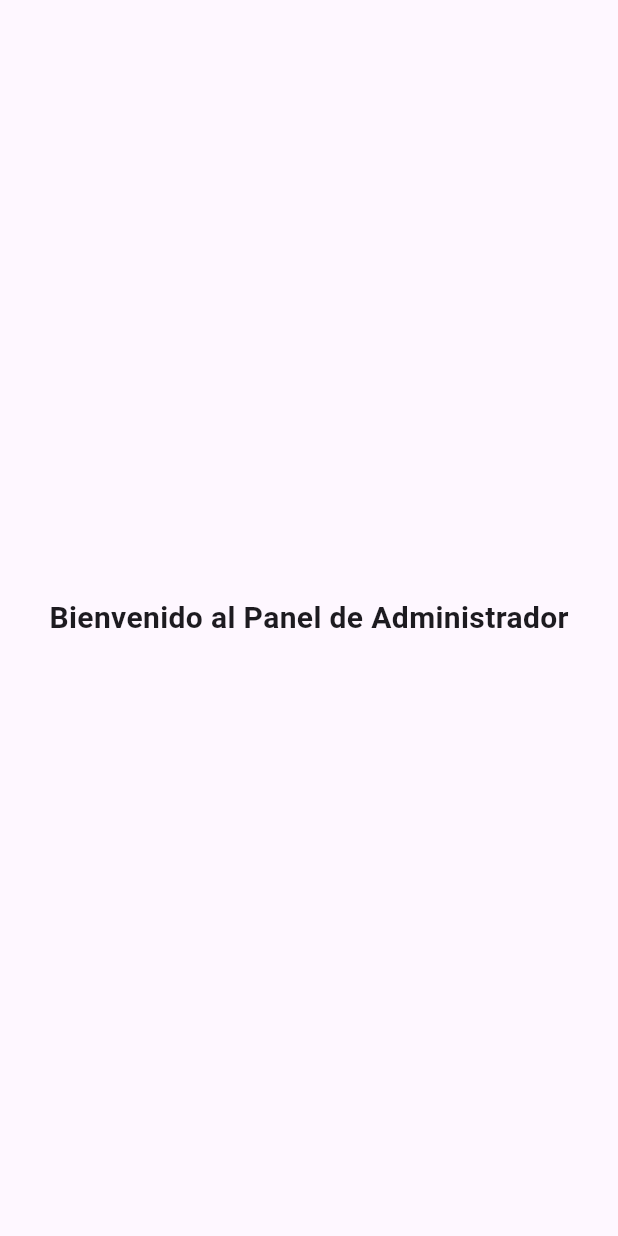
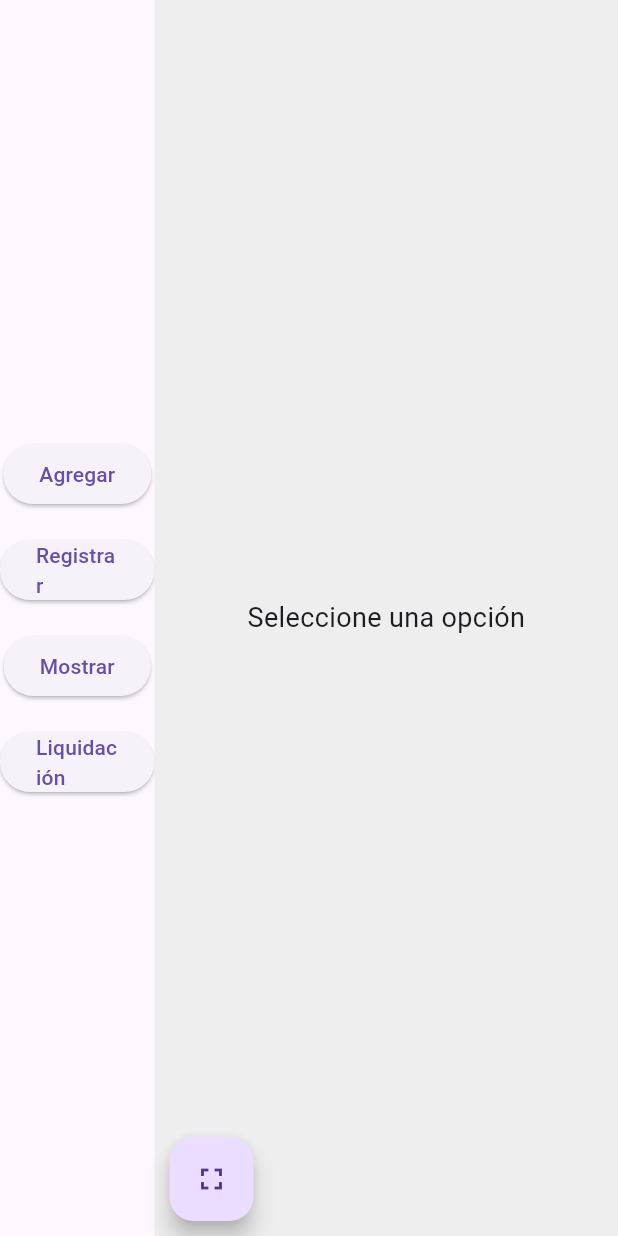
Before and after one commit to desarrolloProgramacion/desarrollo_v1, a Flutter app: the managerPage screen opened directly, on a phone screen of 412 x 824 dp. Run offline on Flutter 3.47's test engine with Material 3 defaults, Android fonts, the phone set to English and light mode, and no system bars.

Commit message:
it was configurated the page ManagerPage

```diff
--- a/lib/ui/Login/Manager/ProfileUser.dart
+++ b/lib/ui/Login/Manager/ProfileUser.dart
@@ -1,4 +1,5 @@
 import 'package:flutter/material.dart';
+import 'package:smartmilk/ui/MainPage/MangerPage/ManagerPage.dart';
 
 import '../../../utils/Colors.dart';
 
@@ -69,7 +70,11 @@ class AdminPage extends StatelessWidget {
                 const SizedBox(height: 20),
                 ElevatedButton(
                   onPressed: () {
-                    Navigator.pushReplacementNamed(context, '/managerPage');
+                    Navigator.pushReplacement(
+                    context,
+                    MaterialPageRoute(builder: (context) => const managerPage()),
+                  );
+
                   },
                   child: const Text('Iniciar sesión'),
                 ),
--- a/lib/ui/MainPage/MangerPage/ManagerPage.dart
+++ b/lib/ui/MainPage/MangerPage/ManagerPage.dart
@@ -1,17 +1,73 @@
 import 'package:flutter/material.dart';
 
-class managerPage extends StatelessWidget {
+class managerPage extends StatefulWidget {
   const managerPage({super.key});
+
+  @override
+  _managerPageState createState() => _managerPageState();
+}
+
+class _managerPageState extends State<managerPage> {
+  bool isExpanded = false;
+  Widget? selectedView;
+
+  void changeView(Widget view) {
+    setState(() {
+      selectedView = view;
+    });
+  }
 
   @override
   Widget build(BuildContext context) {
     return Scaffold(
+      body: Row(
+        children: [
+          Expanded(
+            flex: isExpanded ? 0 : 2,
+            child: Column(
+              mainAxisAlignment: MainAxisAlignment.center,
+              children: [
+                buildButton('Agregar', Container(color: Colors.blue, child: Center(child: Text('Agregar Vista')))),
+                buildButton('Registrar', Container(color: Colors.green, child: Center(child: Text('Registrar Vista')))),
+                buildButton('Mostrar', Container(color: Colors.orange, child: Center(child: Text('Mostrar Vista')))),
+                buildButton('Liquidación', Container(color: Colors.red, child: Center(child: Text('Liquidación Vista')))),
+              ],
+            ),
+          ),
+          Expanded(
+            flex: isExpanded ? 10 : 6,
+            child: Stack(
+              children: [
+                Container(
+                  color: Colors.grey[200],
+                  child: selectedView ?? Center(child: Text('Seleccione una opción', style: TextStyle(fontSize: 18))),
+                ),
+                Positioned(
+                  bottom: 10,
+                  left: 10,
+                  child: FloatingActionButton(
+                    onPressed: () {
+                      setState(() {
+                        isExpanded = !isExpanded;
+                      });
+                    },
+                    child: Icon(isExpanded ? Icons.fullscreen_exit : Icons.fullscreen),
+                  ),
+                ),
+              ],
+            ),
+          ),
+        ],
+      ),
+    );
+  }
 
-      body: const Center(
-        child: Text(
-          'Bienvenido al Panel de Administrador',
-          style: TextStyle(fontSize: 20, fontWeight: FontWeight.bold),
-        ),
+  Widget buildButton(String text, Widget view) {
+    return Padding(
+      padding: const EdgeInsets.symmetric(vertical: 8.0),
+      child: ElevatedButton(
+        onPressed: () => changeView(view),
+        child: Text(text),
       ),
     );
   }
```
